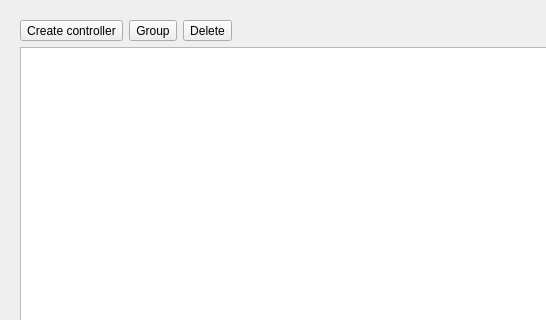
First picture: the form in scripts/zMayaTools/qt/zControllerEditor.ui, repository zewt/zMayaTools, before the edit; both pictures show x 0 to 546 and y 0 to 320 of the 729 by 566 pixel window.
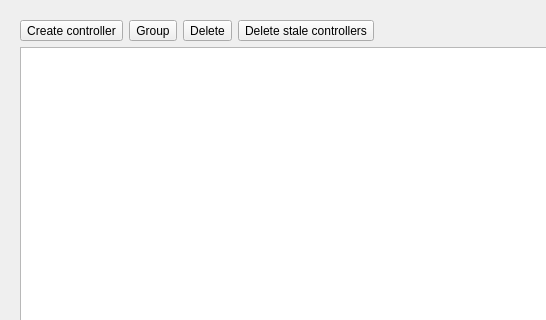
Second picture: the form after the edit. Custom widgets are drawn as their Qt base class.

Commit message: Add a helper to remove unused controller nodes, since these aren't deleted automatically.

Patch:
```diff
--- a/scripts/zMayaTools/qt/zControllerEditor.ui
+++ b/scripts/zMayaTools/qt/zControllerEditor.ui
@@ -46,6 +46,13 @@
           </property>
          </widget>
         </item>
+        <item>
+         <widget class="QToolButton" name="deleteStaleControllersButton">
+          <property name="text">
+           <string>Delete stale controllers</string>
+          </property>
+         </widget>
+        </item>
         <item>
          <spacer name="horizontalSpacer">
           <property name="orientation">
```
The commit also changes 1 other file.
